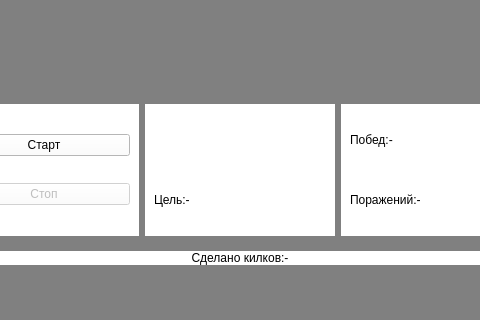
Old version of the form mainwindow.ui in the repository Halma1996/HalmaRep.github.io; both pictures show x 160 to 640 and y 109 to 429 of the 800 by 600 pixel window.
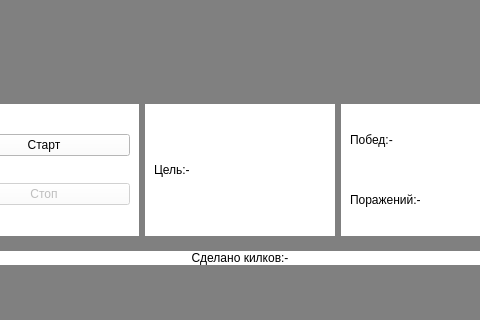
New version of the form.

Commit message: Delete Label

The edit to the form file:
```diff
--- a/mainwindow.ui
+++ b/mainwindow.ui
@@ -119,16 +119,6 @@
               <string notr="true">background-color:white</string>
              </property>
              <layout class="QVBoxLayout" name="verticalLayout_3">
-              <item>
-               <widget class="QLabel" name="Label_NewGoalMessage">
-                <property name="text">
-                 <string/>
-                </property>
-                <property name="alignment">
-                 <set>Qt::AlignLeading|Qt::AlignLeft|Qt::AlignVCenter</set>
-                </property>
-               </widget>
-              </item>
               <item>
                <widget class="QLabel" name="Label_GoalScore">
                 <property name="enabled">
```
The commit also changes 2 other files.
